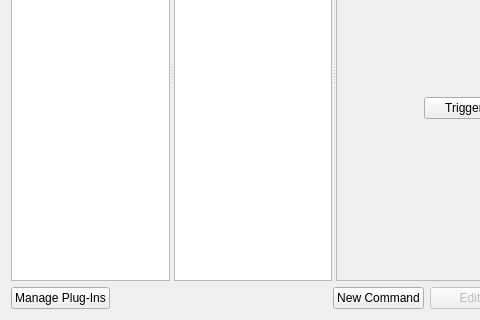
This is simon/src/simonactionsui/rundialog.ui in KDE/simon as Qt 5 draws it before an edit; both pictures show x 0 to 480 and y 145 to 465 of the 607 by 465 pixel window. The edited form follows.
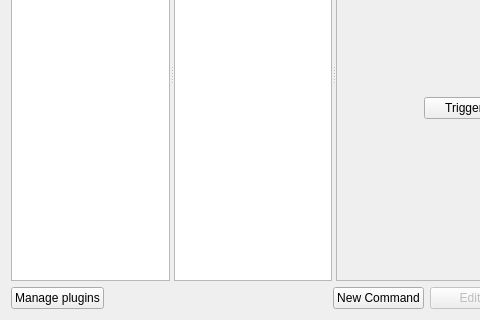
This is the edited form. Icons and pictures are not drawn. Custom widgets are drawn as their Qt base class.

```diff
--- a/simon/src/simonactionsui/rundialog.ui
+++ b/simon/src/simonactionsui/rundialog.ui
@@ -378,7 +378,7 @@
      <item>
       <widget class="KPushButton" name="pbManagePlugins">
        <property name="text">
-        <string>Manage Plug-Ins</string>
+        <string>Manage plugins</string>
        </property>
       </widget>
      </item>
```
